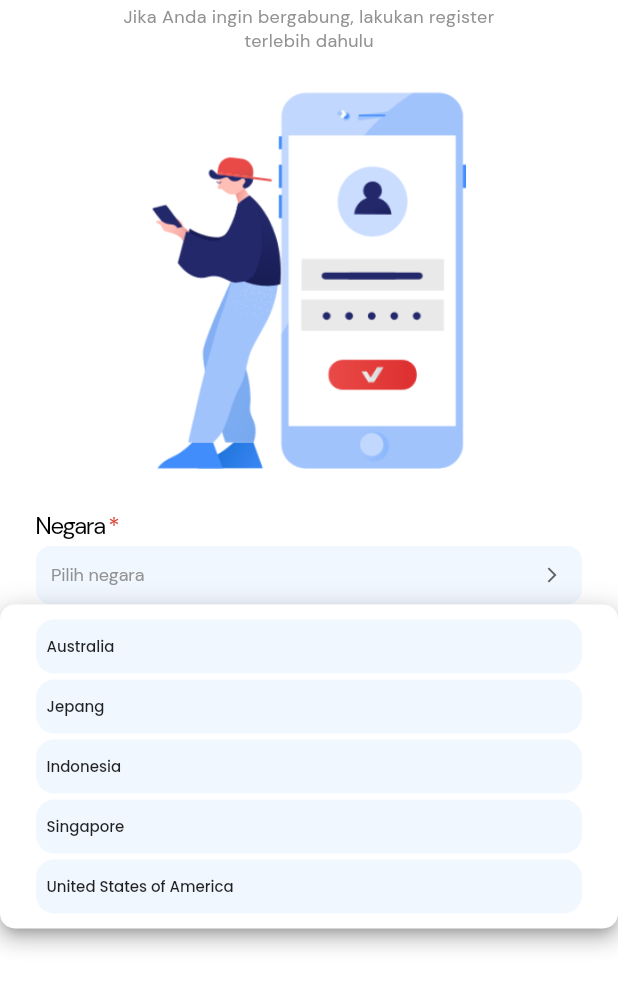
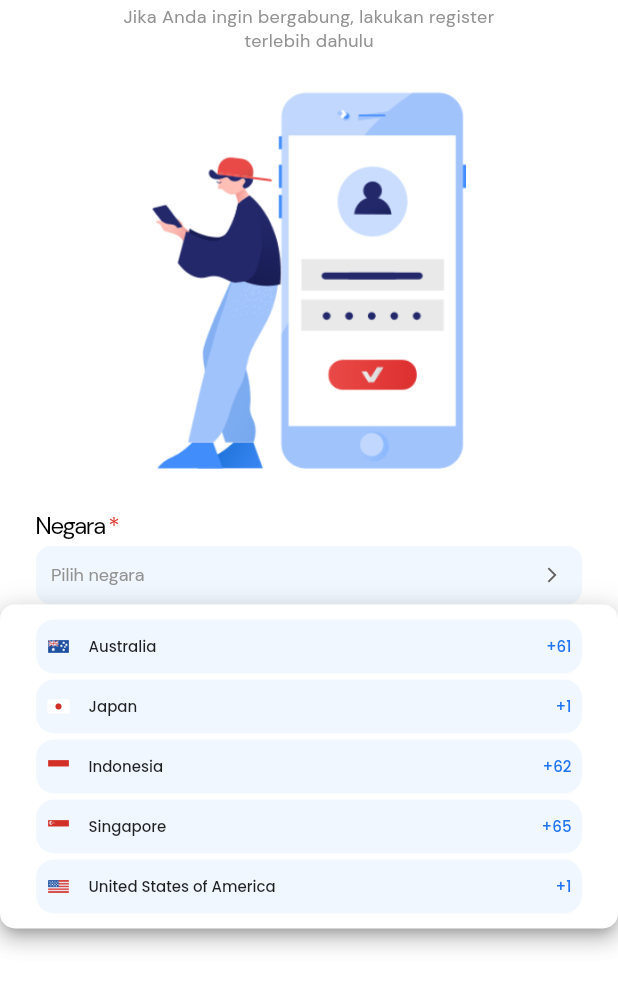
Before and after one commit to yonayohana06/transevilz, a Flutter app: the screen it shows after launch, after a tap on "Pilih negara", on a phone screen of 412 x 824 dp, the part 141-1147 px from its top. Run offline on Flutter 3.47's test engine with Material 2 defaults, Android fonts, the phone set to English and light mode, and no system bars; drawn by our look-alikes of dropdown_button2; our stand-ins replace bloc, equatable, flutter_bloc.

Commit message:
Register Page Indonesia Phone Number

```diff
--- a/lib/app/screens/app_screen.dart
+++ b/lib/app/screens/app_screen.dart
@@ -1,7 +1,4 @@
 import 'package:flutter/material.dart';
-import 'package:transevilz/app/app.dart';
-import 'package:transevilz/register/screens/otp.dart';
-import 'package:transevilz/register/screens/register_profile_form.dart';
 import 'package:transevilz/register/screens/register_screen.dart';
 
 class AppScreen extends StatelessWidget {
@@ -12,7 +9,7 @@ class AppScreen extends StatelessWidget {
     return MaterialApp(
       debugShowCheckedModeBanner: false,
       title: 'Trans Evilz',
-      home: RegisterScreen(),
+      home: RegisterRequire(),
     );
   }
 }
--- /dev/null
+++ b/lib/register/bloc/register_bloc.dart
@@ -0,0 +1,39 @@
+import 'package:bloc/bloc.dart';
+import 'package:equatable/equatable.dart';
+import 'package:flutter/material.dart';
+
+part 'register_event.dart';
+
+part 'register_state.dart';
+
+class RegisterBloc extends Bloc<RegisterEvent, RegisterState> {
+  bool submitValidator = false;
+  final phoneNumber = TextEditingController();
+  final formkey = GlobalKey<FormState>();
+
+  RegisterBloc() : super(RegisterInitial()) {
+    on<RegisterButtonMode>((event, emit) {
+      RegExp regexp = RegExp(r'^(?:8)[0-9]{10}$');
+      final match = regexp.hasMatch(phoneNumber.text);
+      if(match) {
+        print('valid');
+        submitValidator=match;
+        emit(RegisterButton(submitValidator=match));
+      }
+      if(phoneNumber.text.isEmpty) {
+        emit(FieldHarusTerisi());
+        submitValidator=false;
+      }
+      if(phoneNumber.text.length <= 10
+          && phoneNumber.text.length > 0
+      ) {
+        emit(NomorTerlaluPendek());
+        submitValidator=false;
+      }
+      if(phoneNumber.text.length > 11) {
+        emit(NomorTerlaluPendek());
+        submitValidator=false;
+      }
+    });
+  }
+}
--- /dev/null
+++ b/lib/register/bloc/register_event.dart
@@ -0,0 +1,10 @@
+part of 'register_bloc.dart';
+
+abstract class RegisterEvent extends Equatable {
+  const RegisterEvent();
+}
+
+class RegisterButtonMode extends RegisterEvent {
+  @override
+  List<Object> get props => [];
+}
--- /dev/null
+++ b/lib/register/bloc/register_state.dart
@@ -0,0 +1,44 @@
+part of 'register_bloc.dart';
+
+abstract class RegisterState extends Equatable {
+  const RegisterState();
+}
+
+class RegisterInitial extends RegisterState {
+  @override
+  List<Object> get props => [];
+}
+
+class RegisterLoading extends RegisterState {
+  @override
+  List<Object> get props => [];
+}
+
+class RegisterSuccess extends RegisterState {
+  @override
+  List<Object> get props => [];
+}
+
+class RegisterFailed extends RegisterState {
+  final String message;
+  const RegisterFailed(this.message);
+  @override
+  List<Object> get props => [message];
+}
+
+class RegisterButton extends RegisterState {
+  final bool isEnable;
+  const RegisterButton(this.isEnable);
+  @override
+  List<Object> get props => [isEnable];
+}
+
+class NomorTerlaluPendek extends RegisterState {
+  @override
+  List<Object> get props => [];
+}
+
+class FieldHarusTerisi extends RegisterState {
+  @override
+  List<Object> get props => [];
+}
--- a/lib/register/screens/register_screen.dart
+++ b/lib/register/screens/register_screen.dart
@@ -1,8 +1,22 @@
 import 'package:flutter/material.dart';
+import 'package:transevilz/register/bloc/register_bloc.dart';
 import 'package:transevilz/register/screens/otp.dart';
 import 'package:transevilz/register/widget/dropdownform.dart';
 import 'package:transevilz/register/widget/reuse_app_bar.dart';
-import 'package:dropdown_button2/custom_dropdown_button2.dart';
+import 'package:flutter_bloc/flutter_bloc.dart';
+
+class RegisterRequire extends StatelessWidget {
+  const RegisterRequire({Key? key}) : super(key: key);
+
+  @override
+  Widget build(BuildContext context) {
+    return BlocProvider(
+      create: (context) => RegisterBloc(),
+      child: RegisterScreen(),
+    );
+  }
+}
+
 
 class RegisterScreen extends StatefulWidget {
   RegisterScreen({super.key});
@@ -15,9 +29,6 @@ class _RegisterScreenState extends State<RegisterScreen> {
   bool isButtonActive = false;
 
   String? negara;
-
-  List<String> dropdown = ['Australia', 'Jepang', 'Indonesia', 'Singapore', 'United States of America'];
-
   final negaraController = TextEditingController();
 
   final noHPController = TextEditingController();
@@ -28,6 +39,38 @@ class _RegisterScreenState extends State<RegisterScreen> {
         : true;
     return isButtonActive;
   }
+  List<Map> _json = [
+    {
+      'id':'1',
+      'image':'assets/images/australia.png',
+      'name':'Australia',
+      'numcode':'+61',
+    },
+    {
+      'id':'1',
+      'image':'assets/images/japan.png',
+      'name':'Japan',
+      'numcode':'+1',
+    },
+    {
+      'id':'2',
+      'image':'assets/images/indonesia.png',
+      'name':'Indonesia',
+      'numcode':'+62',
+    },
+    {
+      'id':'2',
+      'image':'assets/images/singapore.png',
+      'name':'Singapore',
+      'numcode':'+65',
+    },
+    {
+      'id':'2',
+      'image':'assets/images/us.png',
+      'name':'United States of America',
+      'numcode':'+1',
+    },
+  ];
 
   @override
   Widget build(BuildContext context) {
@@ -42,7 +85,15 @@ class _RegisterScreenState extends State<RegisterScreen> {
                   margin: EdgeInsets.only(top: 36, left: 24, right: 24),
                   height: MediaQuery.of(context).size.height,
                   child: SingleChildScrollView(
+                    child: BlocListener<RegisterBloc, RegisterState>(
+                      listener: (context, state) {
+
+                      },
+                      child: Form(
+                        key: context.read<RegisterBloc>().formkey,
+                        onChanged: () => context.read<RegisterBloc>().add(RegisterButtonMode()),
                         child: Column(
+                          crossAxisAlignment: CrossAxisAlignment.stretch,
                           children: [
                             Text(
                               'Selamat Datang di\nTransEvilz',
@@ -110,7 +161,7 @@ class _RegisterScreenState extends State<RegisterScreen> {
                                 dropdownWidth: MediaQuery.of(context).size.width,
                                 hint: 'Pilih negara',
                                 value: negara,
-                            dropdownItems: dropdown,
+                                dropdownItems: _json,
                                 onChanged: (value) {
                                   setState(() {
                                     negara = value as String;
@@ -174,8 +225,9 @@ class _RegisterScreenState extends State<RegisterScreen> {
                             SizedBox(
                               height: 39,
                               child: TextFormField(
+                                keyboardType: TextInputType.number,
                                 textInputAction: TextInputAction.go,
-                            controller: noHPController,
+                                controller: context.read<RegisterBloc>().phoneNumber,
                                 decoration: InputDecoration(
                                   border: OutlineInputBorder(
                                       borderSide: BorderSide.none,
@@ -195,11 +247,40 @@ class _RegisterScreenState extends State<RegisterScreen> {
                                 ),
                               ),
                             ),
-                        SizedBox(height: 46),
-                        Container(
-                            margin: EdgeInsets.only(bottom: 100),
-                            child: checkButton()
-                                ? ElevatedButton(
+                            SizedBox(height: 12),
+                            BlocBuilder<RegisterBloc, RegisterState>(
+                              builder: (context, state) {
+                                print(state);
+                                if(state is NomorTerlaluPendek) {
+                                  return Text(
+                                    'No Hp tidak tedaftar',
+                                    style: TextStyle(
+                                      fontSize: 14,
+                                      fontWeight: FontWeight.w400,
+                                      fontFamily: 'DM Sans',
+                                      color: Color(0xFFDC3328),
+                                    ),
+                                  );
+                                }
+                                if(state is FieldHarusTerisi) {
+                                  return Text(
+                                    'Anda harus mengisi bagian ini',
+                                    style: TextStyle(
+                                      fontSize: 14,
+                                      fontWeight: FontWeight.w400,
+                                      fontFamily: 'DM Sans',
+                                      color: Color(0xFFDC3328),
+                                    ),
+                                  );
+                                }
+                                return Text('');
+                              },
+                            ),
+                            SizedBox(height: 10),
+                            BlocBuilder<RegisterBloc, RegisterState>(
+                              builder: (context, state) {
+                                if (context.read<RegisterBloc>().submitValidator) {
+                                  return ElevatedButton(
                                     style: ElevatedButton.styleFrom(
                                         backgroundColor: Colors.blue,
                                         fixedSize: Size(MediaQuery.of(context).size.width, 48),
@@ -221,8 +302,9 @@ class _RegisterScreenState extends State<RegisterScreen> {
                                         color: Colors.white,
                                       ),
                                     ),
-                            )
-                                : GestureDetector(
+                                  );
+                                }
+                                return GestureDetector(
                                   child: Container(
                                       height: 48,
                                       width: MediaQuery.of(context).size.width,
@@ -242,9 +324,12 @@ class _RegisterScreenState extends State<RegisterScreen> {
                                         ),
                                       )
                                   ),
-                            )
-                        )
+                                );
+                              },
+                            ),
                           ],
+                        ),
+                      ),
                     ),
                   ),
                 ),
--- a/lib/register/widget/dropdownform.dart
+++ b/lib/register/widget/dropdownform.dart
@@ -4,7 +4,7 @@ import 'package:flutter/material.dart';
 class EvilDropDown extends StatelessWidget {
   final String hint;
   final String? value;
-  final List<String> dropdownItems;
+  final List<Map> dropdownItems;
   final ValueChanged<String?>? onChanged;
   final DropdownButtonBuilder? selectedItemBuilder;
   final Alignment? hintAlignment;
@@ -84,7 +84,7 @@ class EvilDropDown extends StatelessWidget {
         value: value,
         items: dropdownItems
             .map((item) => DropdownMenuItem<String>(
-          value: item,
+          value: item.toString(),
           child: Container(
               padding: EdgeInsets.symmetric(vertical: 10, horizontal: 7),
               margin: EdgeInsets.symmetric(vertical: 2),
@@ -97,13 +97,29 @@ class EvilDropDown extends StatelessWidget {
               alignment: valueAlignment,
               child: Row(
                 children: [
-                  Text(
-                    item,
-                    maxLines: 1,
-                    style: TextStyle(
-                      fontSize: 10,
-                      fontFamily: 'Poppins',
-                      fontWeight: FontWeight.w400
+                  Image.asset(item['image']),
+                  SizedBox(width: 12),
+                  Expanded(
+                    child: Text(
+                      item['name'],
+                      maxLines: 1,
+                      style: TextStyle(
+                        fontSize: 10,
+                        fontFamily: 'Poppins',
+                        fontWeight: FontWeight.w400
+                      ),
+                    ),
+                  ),
+                  Expanded(
+                    child: Text(
+                      item['numcode'],
+                      style: TextStyle(
+                        fontSize: 10,
+                        fontFamily: 'Poppins',
+                        fontWeight: FontWeight.w600,
+                        color: Color(0xFF2075F3)
+                      ),
+                      textAlign: TextAlign.end,
                     ),
                   ),
                 ],
```
Also changed, not shown: assets/images/disconnect.png (added), assets/images/runout.png (added). Lines whose indentation alone changed are shown as unchanged.
